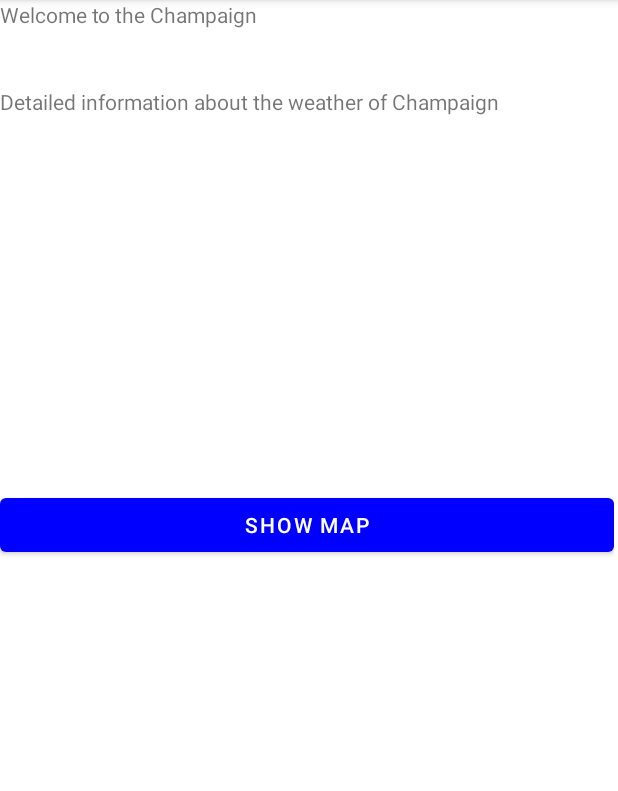
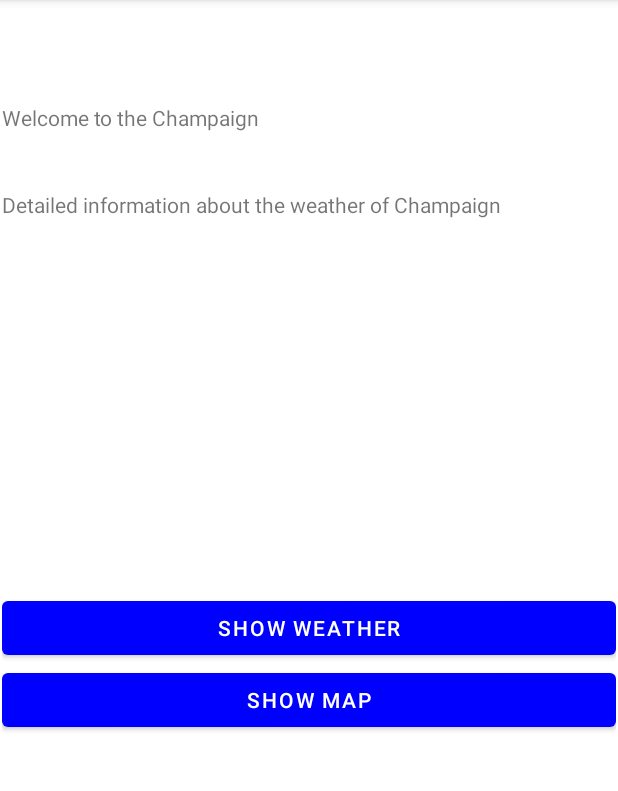
Before and after one commit to anderz-cmu-F25/Weaather-App, an Android app: the screen it shows after launch (DetailsActivity), after a tap on "SHOW DETAILS", on a phone screen of 412 x 824 dp, the part 84-875 px from its top. Run offline under Robolectric (Android 15) with nearby library versions, the phone set to English and light mode, and no system bars.

Commit message:
Finish CityActivity(DetailsActivity) by adding the `Show weather` button

```diff
--- a/app/src/main/java/edu/uiuc/cs427app/DetailsActivity.java
+++ b/app/src/main/java/edu/uiuc/cs427app/DetailsActivity.java
@@ -2,15 +2,10 @@ package edu.uiuc.cs427app;
 
 import android.annotation.SuppressLint;
 import android.content.SharedPreferences;
-import android.graphics.Color;
-import android.graphics.drawable.ColorDrawable;
 import android.os.Bundle;
 import android.view.View;
-import android.view.ViewGroup;
 import android.widget.Button;
-import android.widget.LinearLayout;
 import android.widget.TextView;
-import android.widget.Toast;
 
 import androidx.appcompat.app.AppCompatActivity;
 import androidx.constraintlayout.widget.ConstraintLayout;
@@ -41,7 +36,7 @@ public class DetailsActivity extends AppCompatActivity implements View.OnClickLi
         MainActivity.applyBackgroundColor(backgroundColor, detailsLayout);
 
         // Process the Intent payload that has opened this Activity and show the information accordingly
-        String cityName = getIntent().getStringExtra("city").toString();
+        String cityName = getIntent().getStringExtra("city");
         String welcome = "Welcome to the "+cityName;
         String cityWeatherInfo = "Detailed information about the weather of "+cityName;
 
@@ -53,11 +48,13 @@ public class DetailsActivity extends AppCompatActivity implements View.OnClickLi
         cityInfoMessage.setText(cityWeatherInfo);
         // Get the weather information from a Service that connects to a weather server and show the results
 
-        Button buttonMap = findViewById(R.id.mapButton);
-        buttonMap.setOnClickListener(this);
+        Button wxButton = findViewById(R.id.wxButton);
+        Button buttonShowMap = findViewById(R.id.mapButton);
+        wxButton.setOnClickListener(this);
+        buttonShowMap.setOnClickListener(this);
 
         // Apply the saved button color to all buttons and ActionBar
-        MainActivity.applyButtonColors(this, buttonColor, buttonMap);
+        MainActivity.applyButtonColors(this, buttonColor, wxButton, buttonShowMap);
     }
 
 
--- a/app/src/main/res/layout/activity_details.xml
+++ b/app/src/main/res/layout/activity_details.xml
@@ -11,9 +11,12 @@
         android:id="@+id/details"
         android:layout_width="409dp"
         android:layout_height="601dp"
+        android:layout_marginBottom="29dp"
         android:orientation="vertical"
-        tools:layout_editor_absoluteX="1dp"
-        tools:layout_editor_absoluteY="1dp">
+        app:layout_constraintBottom_toBottomOf="parent"
+        app:layout_constraintEnd_toEndOf="parent"
+        app:layout_constraintStart_toStartOf="parent"
+        app:layout_constraintTop_toTopOf="parent">
 
         <TextView
             android:id="@+id/welcomeText"
@@ -26,9 +29,15 @@
             android:layout_height="268dp" />
 
         <Button
+            android:id="@+id/wxButton"
+            android:layout_width="match_parent"
+            android:layout_height="wrap_content"
+            android:text="@string/show_weather_button_text" />
+
+        <Button
             android:id="@+id/mapButton"
             android:layout_width="match_parent"
             android:layout_height="wrap_content"
-            android:text="Show Map" />
+            android:text="@string/show_map_button_text" />
     </LinearLayout>
 </androidx.constraintlayout.widget.ConstraintLayout>
--- a/app/src/main/res/values/strings.xml
+++ b/app/src/main/res/values/strings.xml
@@ -1,3 +1,5 @@
 <resources>
     <string name="app_name">Team 38</string>
+    <string name="show_weather_button_text">Show Weather</string>
+    <string name="show_map_button_text">Show Map</string>
 </resources>
```
